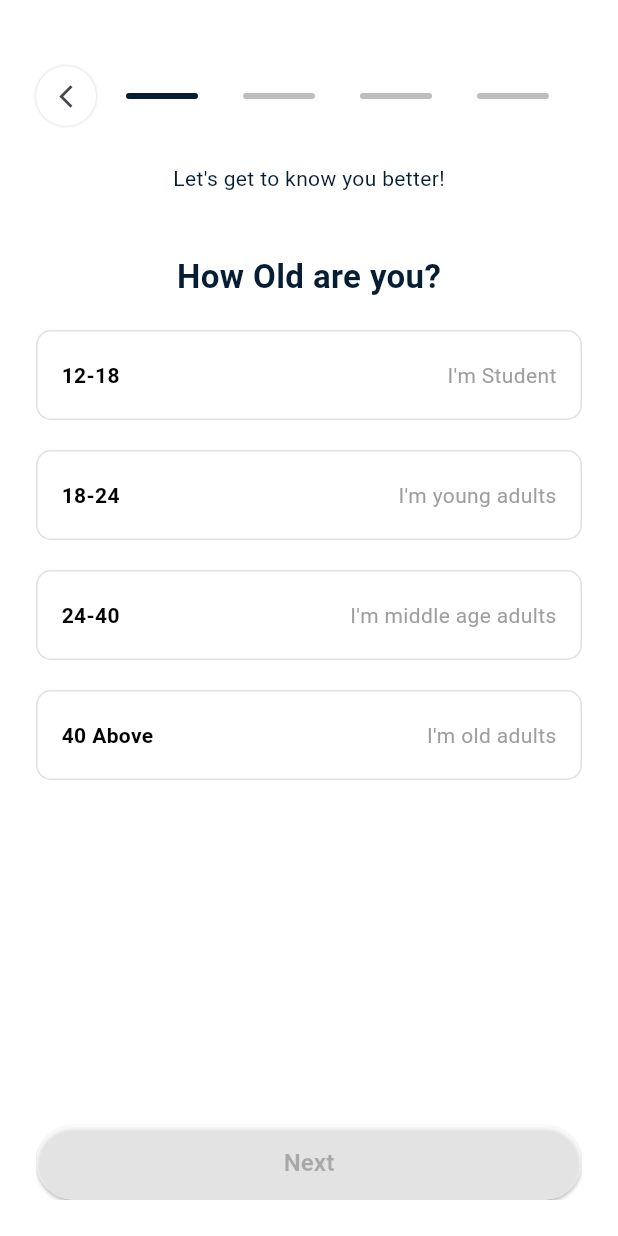
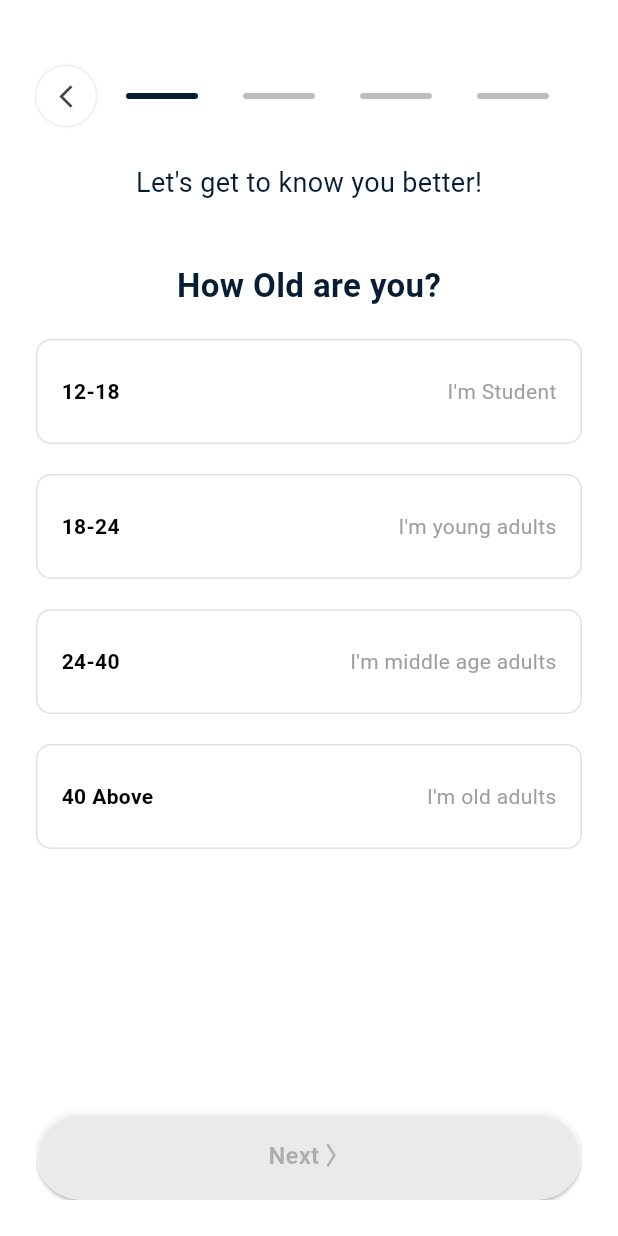
Before and after one commit to JubaerNahin/auth_screen, a Flutter app: the screen it shows after launch, on a phone screen of 412 x 824 dp. Run offline on Flutter 3.47's test engine with Material 3 defaults, Android fonts, the phone set to English and light mode, and no system bars; drawn by our look-alikes of smooth_page_indicator; our stand-ins replace flutter_screenutil, pinput.

Commit message:
personal info page done

```diff
--- a/auth_screen_design/lib/common widgets/radio_field.dart
+++ b/auth_screen_design/lib/common widgets/radio_field.dart
@@ -19,7 +19,7 @@
     return GestureDetector(
       onTap: onTap,
       child: Container(
-        height: 60,
+        height: 70,
         padding: const EdgeInsets.all(16),
         width: double.infinity,
         decoration: BoxDecoration(
@@ -32,7 +32,33 @@
             width: onSelect ? 2 : 1,
           ),
         ),
-        child: Row(
+        child: onSelect
+            ? Row(
+                //   mainAxisAlignment: MainAxisAlignment.spaceBetween,
+                children: [
+                  Icon(Icons.radio_button_checked),
+                  SizedBox(width: 10),
+                  Text(
+                    text,
+                    style: TextStyle(
+                      fontWeight: FontWeight.w600,
+                      color: onSelect
+                          ? const Color.fromARGB(255, 5, 30, 51)
+                          : Colors.black,
+                    ),
+                  ),
+                  Expanded(child: SizedBox()),
+                  Text(
+                    subtitle,
+                    style: TextStyle(
+                      color: onSelect
+                          ? const Color.fromARGB(255, 5, 30, 51)
+                          : Colors.grey,
+                    ),
+                  ),
+                ],
+              )
+            : Row(
                 mainAxisAlignment: MainAxisAlignment.spaceBetween,
                 children: [
                   Text(
@@ -58,20 +84,3 @@
     );
   }
 }
-
-
-// TextField(
-//       decoration: InputDecoration(
-//         enabledBorder: OutlineInputBorder(
-//           borderSide: BorderSide(color: Colors.grey.shade300),
-//           borderRadius: BorderRadius.circular(10),
-//         ),
-//         focusedBorder: OutlineInputBorder(
-//           borderRadius: BorderRadius.circular(10),
-//           borderSide: BorderSide(
-//             color: const Color.fromARGB(255, 5, 30, 51),
-//             width: 2,
-//           ),
-//         ),
-//       ),
-//     );
--- a/auth_screen_design/lib/features/Personal_Info/presentation/personal_info_page.dart
+++ b/auth_screen_design/lib/features/Personal_Info/presentation/personal_info_page.dart
@@ -1,13 +1,13 @@
 import 'package:auth_screen_design/features/Personal_Info/presentation/sub_pages/age_page.dart';
 import 'package:auth_screen_design/features/Personal_Info/presentation/sub_pages/gender_page.dart';
 import 'package:auth_screen_design/features/Personal_Info/presentation/sub_pages/default_page.dart';
-import 'package:auth_screen_design/features/Personal_Info/presentation/sub_pages/expoerience_page.dart';
+import 'package:auth_screen_design/features/Personal_Info/presentation/sub_pages/experience_page.dart';
 import 'package:flutter/material.dart';
 import 'package:smooth_page_indicator/smooth_page_indicator.dart';
 
 class PersonalInfoPage extends StatelessWidget {
   PersonalInfoPage({super.key});
-  final _pageController = PageController();
+  final PageController _pageController = PageController();
 
   @override
   Widget build(BuildContext context) {
@@ -23,7 +23,6 @@
 
               Row(
                 children: [
-                  // Back button
                   Container(
                     height: 40,
                     width: 40,
@@ -69,10 +68,10 @@
                 child: PageView(
                   controller: _pageController,
                   children: [
-                    AgePage(),
-                    GenderPage(),
-                    ExpoeriencePage(),
-                    DefaultPage(),
+                    AgePage(pageController: _pageController),
+                    GenderPage(pageController: _pageController),
+                    ExperiencePage(pageController: _pageController),
+                    DefaultPage(pageController: _pageController),
                   ],
                 ),
               ),
--- a/auth_screen_design/lib/features/Personal_Info/presentation/sub_pages/age_page.dart
+++ b/auth_screen_design/lib/features/Personal_Info/presentation/sub_pages/age_page.dart
@@ -3,14 +3,14 @@
 import 'package:flutter/material.dart';
 
 class AgePage extends StatefulWidget {
-  const AgePage({super.key});
+  final PageController pageController;
+  AgePage({super.key, required this.pageController});
 
   @override
   State<AgePage> createState() => _AgePageState();
 }
 
 class _AgePageState extends State<AgePage> {
-  @override
   int selectedIndex = -1;
 
   @override
@@ -22,7 +22,7 @@
           'Let\'s get to know you better!',
           style: TextStyle(
             color: const Color.fromARGB(255, 5, 30, 51),
-            fontSize: 14,
+            fontSize: 18,
             fontWeight: FontWeight.w400,
           ),
         ),
@@ -84,11 +84,14 @@
         ),
         Expanded(child: SizedBox()),
         CustomElevatedButton(
-          text: "Next",
+          text: "Next 〉",
           onPressed: () {
-            Navigator.pushNamed(context, '/expoerience_page');
+            widget.pageController.nextPage(
+              duration: Duration(milliseconds: 300),
+              curve: Curves.easeInOut,
+            );
           },
-          isEnable: true,
+          isEnable: selectedIndex != -1 ? true : false,
         ),
       ],
     );
--- a/auth_screen_design/lib/features/Personal_Info/presentation/sub_pages/default_page.dart
+++ b/auth_screen_design/lib/features/Personal_Info/presentation/sub_pages/default_page.dart
@@ -1,7 +1,8 @@
 import 'package:flutter/material.dart';
 
 class DefaultPage extends StatelessWidget {
-  const DefaultPage({super.key});
+  final PageController pageController;
+  DefaultPage({super.key, required this.pageController});
 
   @override
   Widget build(BuildContext context) {
--- a/auth_screen_design/lib/features/Personal_Info/widgets/castom_elevated_button.dart
+++ b/auth_screen_design/lib/features/Personal_Info/widgets/castom_elevated_button.dart
@@ -14,21 +14,21 @@
   @override
   Widget build(BuildContext context) {
     return SizedBox(
-      height: 50,
+      height: 60,
       width: double.infinity,
       child: ElevatedButton(
         style: ElevatedButton.styleFrom(
           backgroundColor: isEnable
-              ? Colors.white60
-              : const Color.fromARGB(255, 5, 30, 51),
+              ? const Color.fromARGB(255, 5, 30, 51)
+              : Colors.white70,
         ),
         onPressed: onPressed,
         child: Text(
           text,
           style: TextStyle(
             color: isEnable
-                ? Colors.black26
-                : const Color.fromARGB(255, 241, 232, 147),
+                ? const Color.fromARGB(255, 241, 232, 147)
+                : Colors.black26,
             fontSize: 16,
             fontWeight: FontWeight.w600,
           ),
--- a/auth_screen_design/lib/main.dart
+++ b/auth_screen_design/lib/main.dart
@@ -1,5 +1,6 @@
 import 'package:auth_screen_design/features/Personal_Info/presentation/personal_info_page.dart';
 import 'package:auth_screen_design/features/Personal_Info/presentation/sub_pages/age_page.dart';
+import 'package:auth_screen_design/features/Personal_Info/presentation/sub_pages/experience_page.dart';
 import 'package:auth_screen_design/features/forgot_password%20_page/presentation/forgot_password.dart';
 import 'package:auth_screen_design/features/login_page/presentation/login_page.dart';
 import 'package:auth_screen_design/features/set_new_password_page/presentaion/reset_password.dart';
@@ -12,7 +13,9 @@
 }
 
 class MyApp extends StatelessWidget {
-  const MyApp({super.key});
+  final PageController _pageController = PageController();
+
+  MyApp({super.key});
 
   @override
   Widget build(BuildContext context) {
@@ -26,8 +29,9 @@
         "/reset_password": (context) => ResetPassword(),
         "/sign_up": (context) => SignUpPage(),
         //  "/gender_page": (context) => GenderPage(),
-        "/age_page": (context) => AgePage(),
-        // "/expoerience_page": (context) => ExpoeriencePage(),
+        "/age_page": (context) => AgePage(pageController: _pageController),
+        "/experience_page": (context) =>
+            ExperiencePage(pageController: _pageController),
         "/personal_info_page": (context) => PersonalInfoPage(),
       },
     );
```
Also changed, not shown: auth_screen_design/lib/features/Personal_Info/presentation/sub_pages/experience_page.dart (renamed from auth_screen_design/lib/features/set_new_password_page/widgets/popup_card..dart, +84 -51 lines), auth_screen_design/lib/features/Personal_Info/presentation/sub_pages/expoerience_page.dart (deleted, +0 -10 lines). Lines whose indentation alone changed are shown as unchanged.
